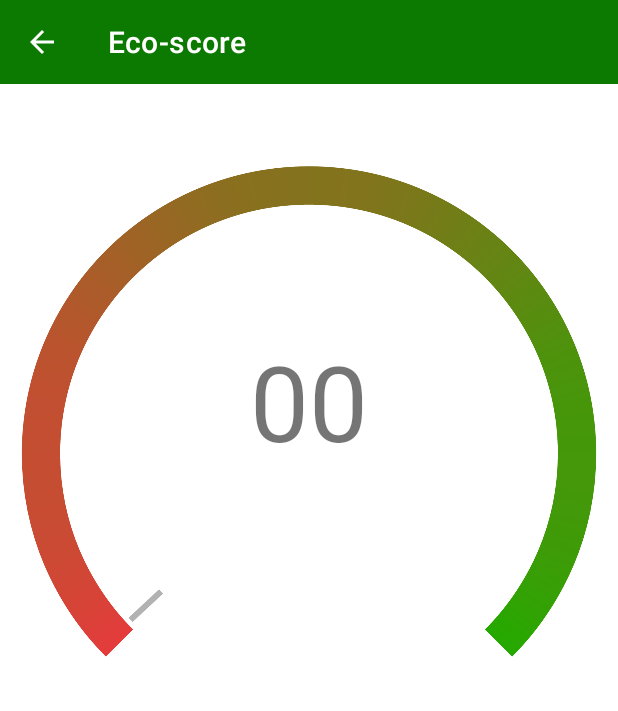
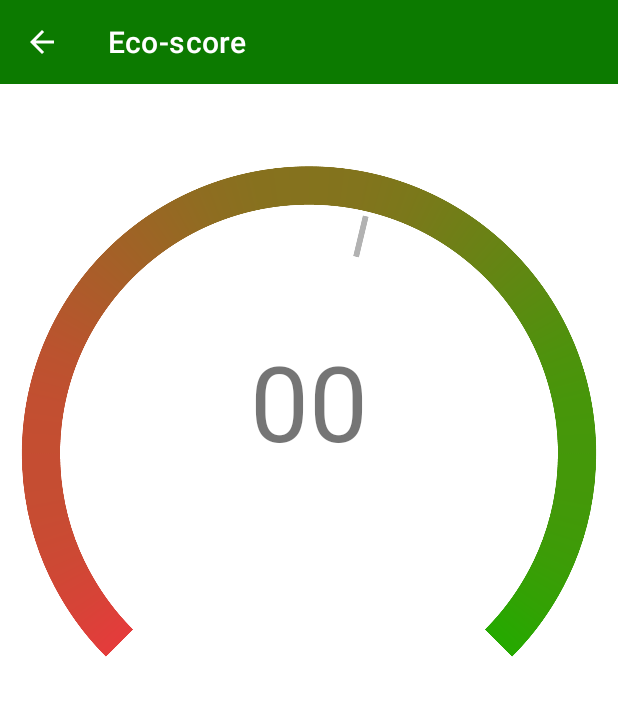
Before and after one commit to lovrovrazic/DriveSense, an Android app: the DrivingActivity screen opened directly, with no data from a screen before it, after a tap on "START", on a phone screen of 412 x 824 dp. Shown: the top 711 px of the screen. Run offline under Robolectric (Android 15) with nearby library versions, the phone set to English and light mode, and no system bars; libraries missing offline, so code that uses them is left out: com.aware, com.aware.providers, de.westnordost.osmapi, org.tensorflow.lite; 6 statements that could not run were skipped.

Commit message:
gauge animation done

```diff
--- a/app/src/main/java/com/example/drivesense/DrivingActivity.kt
+++ b/app/src/main/java/com/example/drivesense/DrivingActivity.kt
@@ -58,6 +58,7 @@ class DrivingActivity : AppCompatActivity() {
 
     fun updateScores() {
         binding.speedScoreTextView.text = "%d".format(speeding.getCurrentScore().toInt())
+        setOverallScore(55)
     }
 
     override fun onCreate(savedInstanceState: Bundle?) {
@@ -139,6 +140,7 @@ class DrivingActivity : AppCompatActivity() {
 
     fun startScoring() {
         recording = true
+        machine_learning.startModel(this)
         Aware.startLinearAccelerometer(this)
         mainHandler.post(updateTextTask)
         mainHandler.post(updateScoresTask)
@@ -148,6 +150,7 @@ class DrivingActivity : AppCompatActivity() {
 
     fun stopScoring() {
         recording = false
+        machine_learning.closeModel()
         Aware.stopLinearAccelerometer(this)
         mainHandler.removeCallbacks(updateTextTask)
         mainHandler.removeCallbacks(updateScoresTask)
@@ -166,8 +169,8 @@ class DrivingActivity : AppCompatActivity() {
         }
     }
 
-    fun setOverallScore() {
-        findViewById<ImageView>(R.id.needle_imageView).animate()
+    fun setOverallScore(score: Int) {
+        findViewById<ImageView>(R.id.needle_imageView).animate().setDuration(1000).rotation((score-50)*2.69f).start()
     }
 
     fun resetScores() {
--- a/app/src/main/res/layout/activity_driving.xml
+++ b/app/src/main/res/layout/activity_driving.xml
@@ -40,7 +40,7 @@
                 android:layout_width="match_parent"
                 android:layout_height="wrap_content"
                 android:contentDescription="@string/needle_image"
-                android:rotation="227"
+                android:rotation="-134.5"
                 app:srcCompat="@drawable/needle_0" />
 
             <ImageView
```
